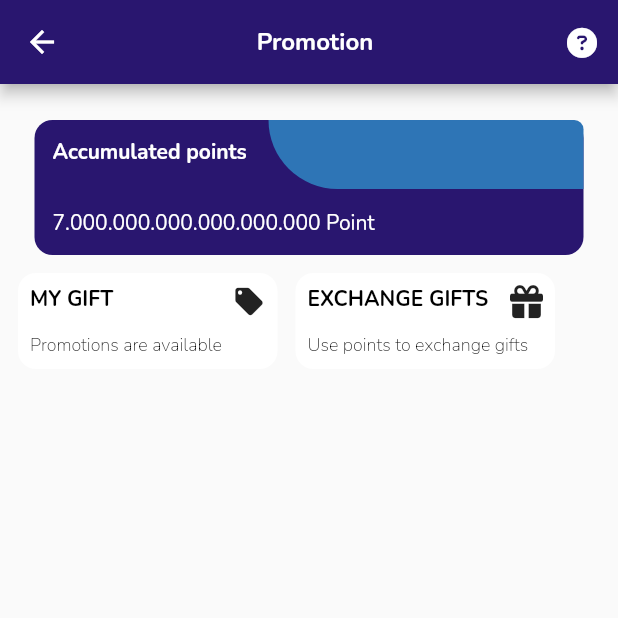
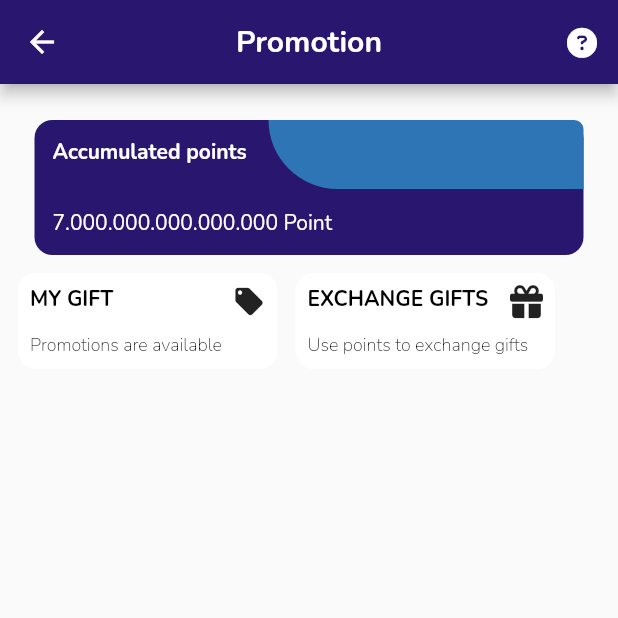
Before and after one commit to Bie-NHD/k2db-flutter-app, a Flutter app: the PromotionScreen screen opened by its route, on a phone screen of 412 x 824 dp, the top half of it. Run offline on Flutter 3.47's test engine with Material 2 defaults, Android fonts, the phone set to English and light mode, and no system bars; our stand-ins replace carousel_slider, firebase_core, firebase_messaging, font_awesome_flutter, salomon_bottom_bar, shared_preferences; accounts and stored records are empty.

Commit message:
Update OnTap() Item Promotion

```diff
--- a/k2dbmoneyapp/lib/views/screens/promotion/promotion_main.dart
+++ b/k2dbmoneyapp/lib/views/screens/promotion/promotion_main.dart
@@ -1,8 +1,9 @@
 import 'package:flutter/material.dart';
 import 'package:font_awesome_flutter/font_awesome_flutter.dart';
+
+import 'package:k2dbmoneyapp/core/extensions/extension_textstyle.dart';
 import 'package:k2dbmoneyapp/core/constant/color.dart';
 import 'package:k2dbmoneyapp/core/constant/dimension.dart';
-import 'package:k2dbmoneyapp/core/extensions/extension_textstyle.dart';
 import 'package:k2dbmoneyapp/core/constant/text.dart';
 
 import 'package:k2dbmoneyapp/views/widgets/widget_item_promotion.dart';
@@ -23,14 +24,9 @@ class _PromotionScreenState extends State<PromotionScreen> {
     return Scaffold(
       appBar: AppBar(
         backgroundColor: ColorsApp.primaryColor,
-        title: const Center(
-          child: Text(
-            "Promotion",
-            style: TextStyle(
-              fontSize: 16,
-              fontWeight: FontWeight.bold,
-            ),
-          ),
+        centerTitle: true,
+        title: Text('Promotion',
+            style: TextStyles.defaultStyle.colorDefaultText.colorAppBarText.sizeAppbar.bold
         ),
         actions: [
           IconButton(
@@ -82,24 +78,15 @@ class _PromotionScreenState extends State<PromotionScreen> {
                           left: k12Padding,
                           child: Text(
                             'Accumulated points',
-                            style: TextStyle(
-                              fontSize: TextStyles.defaultStyle.bold.fontSize,
-                              fontWeight:
-                              TextStyles.defaultStyle.bold.fontWeight,
-                              color: ColorsApp.backgroundLight,
-                            ),
+                            style: TextStyles.defaultStyle.colorAppBarText.bold.sizeDefault,
                           ),
                         ),
                         Positioned(
                           bottom: k12Padding,
                           left: k12Padding,
                           child: Text(
-                            "7.000.000.000.000.000.000 Point",
-                            style: TextStyle(
-                              fontSize:
-                              TextStyles.defaultStyle.sizeDefault.fontSize,
-                              color: ColorsApp.backgroundLight,
-                            ),
+                            "7.000.000.000.000.000 Point",
+                            style: TextStyles.defaultStyle.colorAppBarText.regular.sizeDefault,
                           ),
                         ),
                       ],
@@ -109,16 +96,18 @@ class _PromotionScreenState extends State<PromotionScreen> {
               ],
             ),
             Row(
-              children: const <Widget>[
+              children: <Widget>[
                 ItemPromotion(
                   nameItem: "MY GIFT",
                   describeItem: "Promotions are available",
                   icon: Icons.local_offer,
+                  onTap: () {},
                 ),
                 ItemPromotion(
                   nameItem: "EXCHANGE GIFTS",
                   describeItem: "Use points to exchange gifts",
                   icon: FontAwesomeIcons.gift,
+                  onTap: () {},
                 ),
               ],
             ),
--- a/k2dbmoneyapp/lib/views/widgets/widget_item_promotion.dart
+++ b/k2dbmoneyapp/lib/views/widgets/widget_item_promotion.dart
@@ -8,18 +8,20 @@ class ItemPromotion extends StatelessWidget {
   final IconData icon;
   final String nameItem;
   final String describeItem;
-  final Color? color;
-  const ItemPromotion(
-      {Key? key,
+  final Function()? onTap;
+  const ItemPromotion({
+    Key? key,
     required this.icon,
     required this.nameItem,
     required this.describeItem,
-        this.color})
-      : super(key: key);
+    this.onTap,
+  }) : super(key: key);
 
   @override
   Widget build(BuildContext context) {
-    return Padding(
+    return GestureDetector(
+      onTap: onTap,
+      child: Padding(
         padding: const EdgeInsetsDirectional.only(start: k12Padding),
         child: Column(
           children: [
@@ -38,13 +40,8 @@ class ItemPromotion extends StatelessWidget {
                     left: k8Padding,
                     child: Text(
                       nameItem,
-                    style: TextStyle(
-                      fontSize: TextStyles
-                          .defaultStyle.sizeDefault.fontSize,
-                      fontWeight:
-                      TextStyles.defaultStyle.bold.fontWeight,
-                      color: ColorsApp.defaultTextColor,
-                    ),
+                      style:
+                      TextStyles.defaultStyle.colorDefaultText.bold.sizeDefault,
                     ),
                   ),
                   Positioned(
@@ -52,13 +49,8 @@ class ItemPromotion extends StatelessWidget {
                     left: k8Padding,
                     child: Text(
                       describeItem,
-                    style: TextStyle(
-                      fontSize:
-                      TextStyles.defaultStyle.sizeMin.fontSize,
-                      fontWeight: TextStyles
-                          .defaultStyle.extraLight.fontWeight,
-                      color: ColorsApp.defaultTextColor,
-                    ),
+                      style: TextStyles.defaultStyle.colorDefaultText.extraLight
+                          .sizeMin,
                     ),
                   ),
                   Positioned(
@@ -74,6 +66,7 @@ class ItemPromotion extends StatelessWidget {
             ),
           ],
         ),
+      ),
     );
   }
 }
--- a/k2dbmoneyapp/pubspec.yaml
+++ b/k2dbmoneyapp/pubspec.yaml
@@ -37,7 +37,7 @@ dependencies:
   # Use with the CupertinoIcons class for iOS style icons.
   cupertino_icons: ^1.0.2
   firebase_core: any
-  flutter_local_notifications: any
+  flutter_local_notifications: ^9.3.2
   firebase_messaging: any
   web_socket_channel: ^2.3.0
   salomon_bottom_bar: ^3.3.1
```
Also changed, not shown: k2dbmoneyapp/pubspec.lock. Lines whose indentation alone changed are shown as unchanged.
